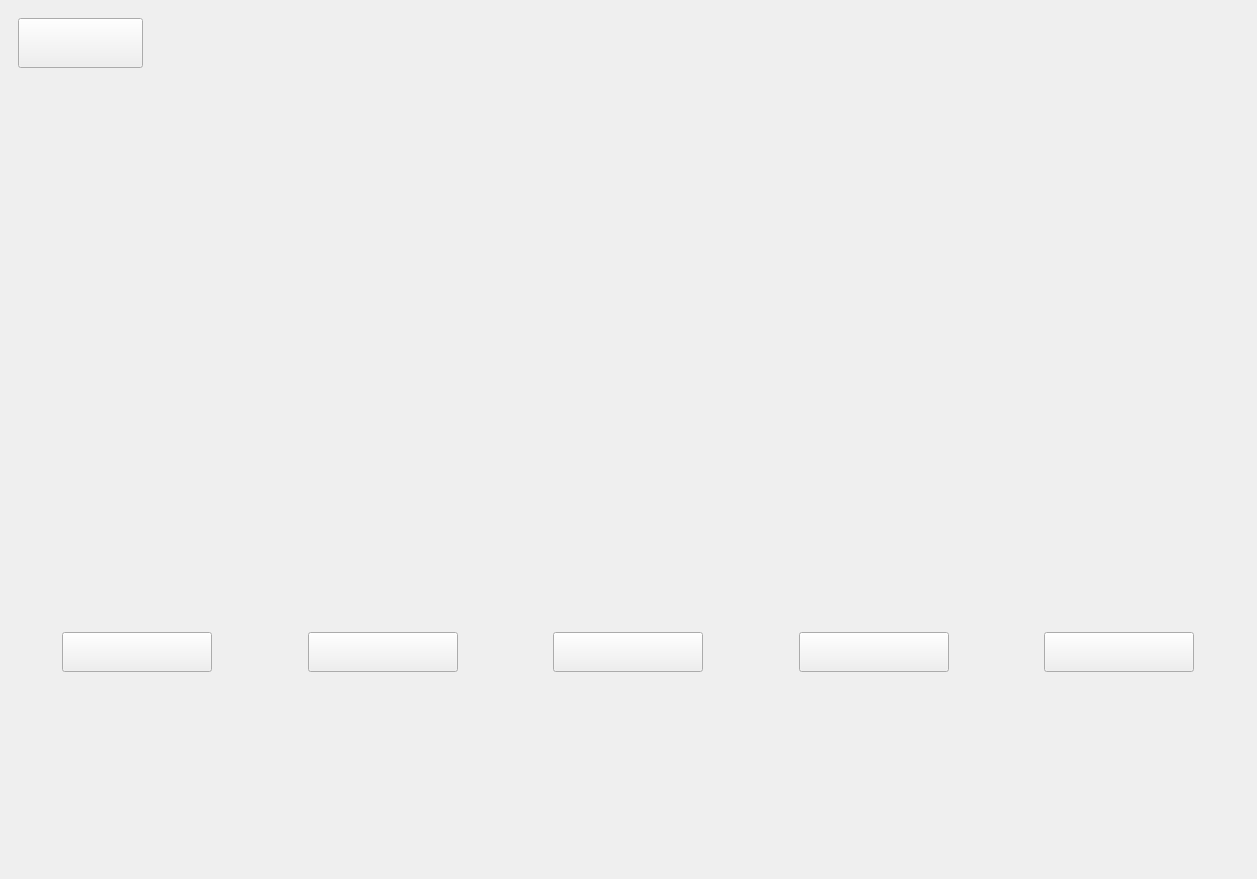
First picture: the form in src/HorusNew.ui, repository ufukpalpas/Horus, before the edit.
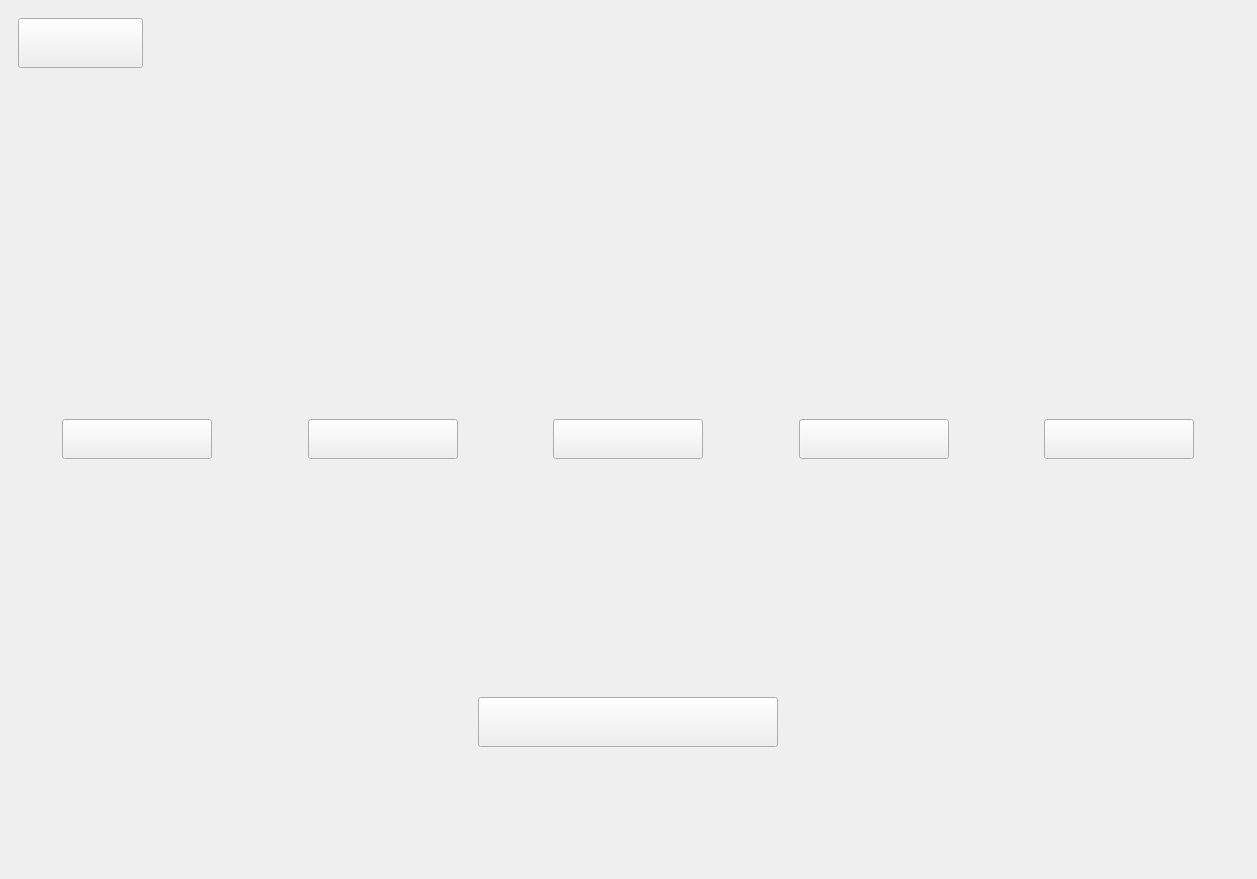
Second picture: the form after the edit. The open tabs and pages were chosen to show the change. Icons and pictures are not drawn.

Diff of the .ui file:
```diff
--- a/src/HorusNew.ui
+++ b/src/HorusNew.ui
@@ -1280,7 +1280,24 @@
          </layout>
         </item>
         <item row="3" column="0">
-         <layout class="QVBoxLayout" name="verticalLayout_15"/>
+         <layout class="QVBoxLayout" name="verticalLayout_15">
+          <item alignment="Qt::AlignHCenter|Qt::AlignVCenter">
+           <widget class="QPushButton" name="viewCodeButton">
+            <property name="minimumSize">
+             <size>
+              <width>300</width>
+              <height>50</height>
+             </size>
+            </property>
+            <property name="styleSheet">
+             <string notr="true">border-image: url(:/Horus Main Page/view.png);</string>
+            </property>
+            <property name="text">
+             <string/>
+            </property>
+           </widget>
+          </item>
+         </layout>
         </item>
         <item row="1" column="0">
          <layout class="QHBoxLayout" name="horizontalLayout_9">
```
Left out of the diff: 12 changed lines with no effect on the pictures.
